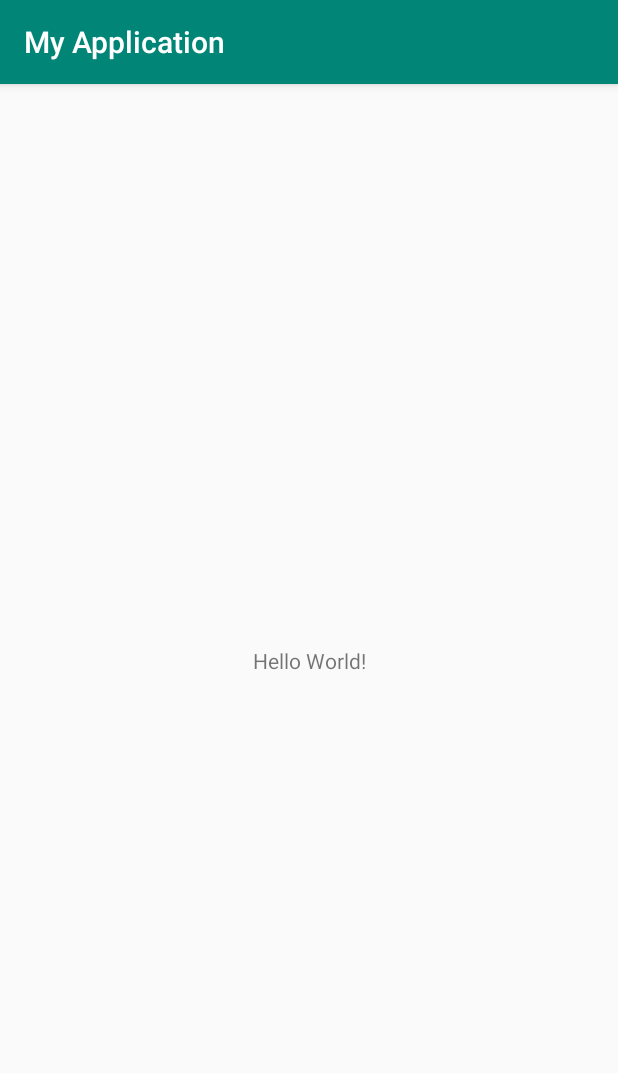
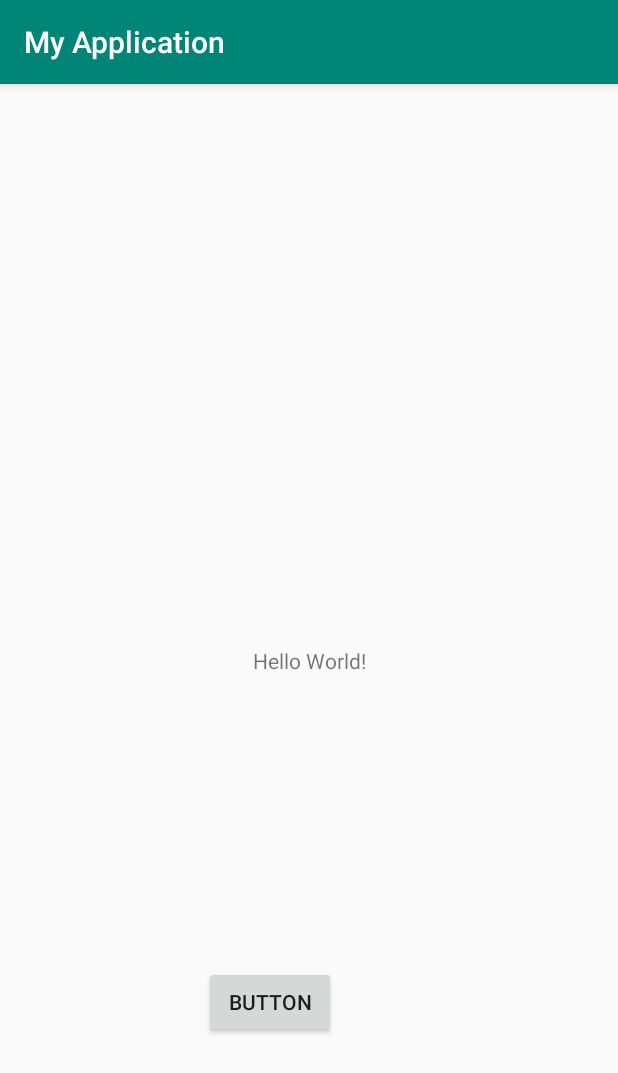
Before and after one commit to ezgiiscioglu/Gozlerini-Benimle-Paylas, an Android app: the screen it shows after launch (MainActivity), on a phone screen of 412 x 824 dp. Shown: the top 1073 px of the screen. Run offline under Robolectric (Android 15) with nearby library versions, the phone set to English and light mode, and no system bars.

Commit message:
added button

```diff
--- a/app/src/main/res/layout/activity_main.xml
+++ b/app/src/main/res/layout/activity_main.xml
@@ -15,4 +15,15 @@
         app:layout_constraintRight_toRightOf="parent"
         app:layout_constraintTop_toTopOf="parent" />
 
+    <Button
+        android:id="@+id/button"
+        android:layout_width="wrap_content"
+        android:layout_height="wrap_content"
+        android:layout_marginEnd="188dp"
+        android:layout_marginRight="188dp"
+        android:layout_marginBottom="132dp"
+        android:text="Button"
+        app:layout_constraintBottom_toBottomOf="parent"
+        app:layout_constraintEnd_toEndOf="parent" />
+
 </android.support.constraint.ConstraintLayout>
```
